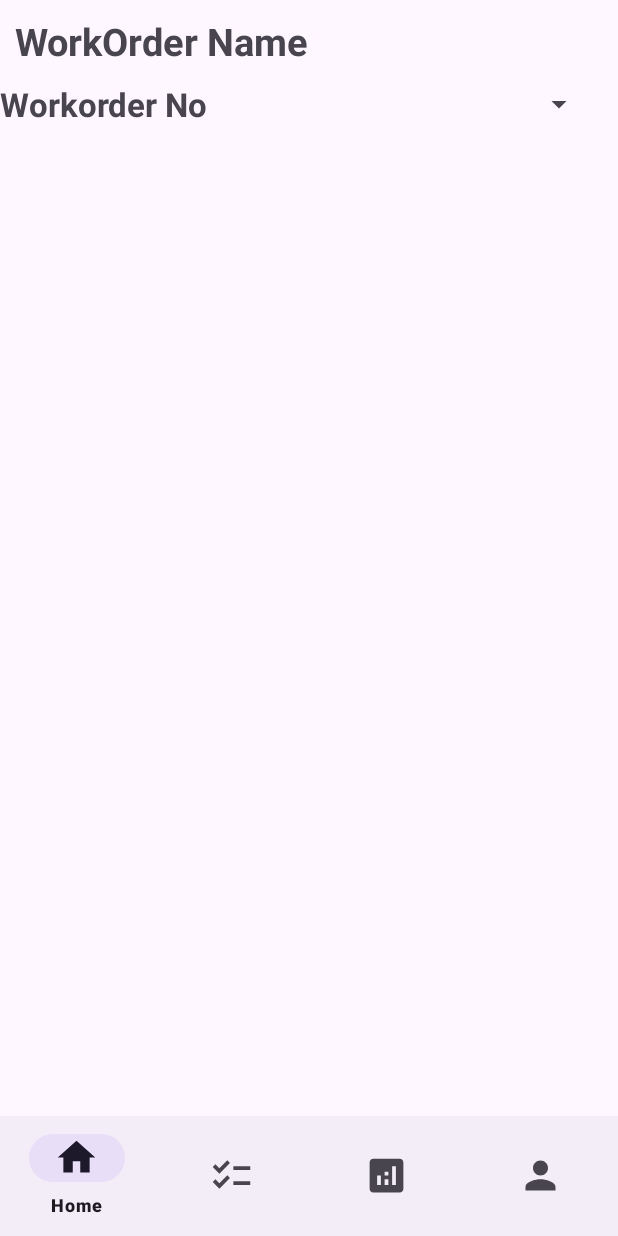
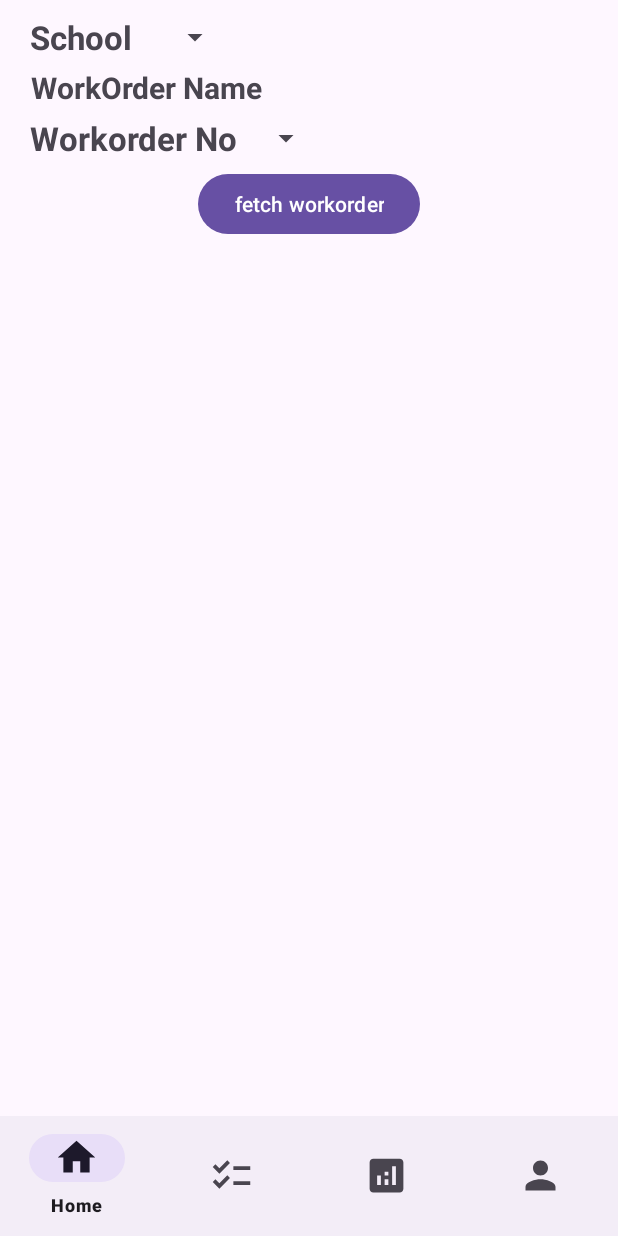
Before and after one commit to EmbeddedCreations/PWD-Kotlin, an Android app: the fragment WorkOrderSheet placed in its activity, on a phone screen of 412 x 824 dp. Run offline under Robolectric (Android 15) with nearby library versions, the phone set to English and light mode, and no system bars; libraries missing offline, so code that uses them is left out: com.github.dhaval2404.imagepicker; pictures from the network do not load; 12 statements that could not run were skipped.

Commit message:
#10 added the school dropdown and button also fixed the layout

```diff
--- a/app/src/main/java/com/example/pwd_app/viewModel/home/Home.kt
+++ b/app/src/main/java/com/example/pwd_app/viewModel/home/Home.kt
@@ -38,7 +38,7 @@ class Home : Fragment(), AdapterView.OnItemSelectedListener {
 
     //Selected variables
     var selectedSchool = "Select School"
-    var selectedWorkorder = "Select Workorder"
+    var selectedWorkorder = "Select Visit Type"
     var selectedId = ""
     var selectedBuilding = "Select Building"
 
@@ -54,7 +54,7 @@ class Home : Fragment(), AdapterView.OnItemSelectedListener {
     private lateinit var textViewAtc: TextView
     private lateinit var textViewPoOffice: TextView
     private val workorderNames =
-        arrayOf("Select Workorder", "General Inspection", "Workorder related Inspection")
+        arrayOf("Select Visit Type", "General Inspection", "Workorder related Inspection")
     private var networkStatusUtility: NetworkStatusUtility? = null
 
     @SuppressLint("SetTextI18n")
@@ -111,8 +111,6 @@ class Home : Fragment(), AdapterView.OnItemSelectedListener {
             }
         })
 
-
-
         spinnerSchool.onItemSelectedListener = this
         spinnerBuilding.onItemSelectedListener = this
         spinnerWorkorder.onItemSelectedListener = this
@@ -151,8 +149,8 @@ class Home : Fragment(), AdapterView.OnItemSelectedListener {
                     showToast("Please select a school.")
                 } else if (selectedBuilding == "Select Building") {
                     showToast("Please select a building.")
-                } else if (selectedWorkorder == "Select Workorder") {
-                    showToast("Please select a workorder.")
+                } else if (selectedWorkorder == "Select Visit Type") {
+                    showToast("Please select a visit type.")
                 } else {
                     //Set Data For Upload
                     UploadObject.SCHOOL_NAME = selectedId
@@ -225,7 +223,7 @@ class Home : Fragment(), AdapterView.OnItemSelectedListener {
                     textViewSecondDropdownTitle.visibility = View.VISIBLE
                     spinnerSecondDropdown.visibility = View.VISIBLE
                     homeViewModel.workOrders.observe(viewLifecycleOwner) { workOrderList ->
-                        val workOrders = mutableListOf("Select Work Order")
+                        val workOrders = mutableListOf("Select Visit Type")
                         workOrders.addAll(workOrderList
                             .filter { it.Unq_ID == selectedId }
                             .map { it.WorkorderNumber.toString() })
--- a/app/src/main/res/layout/workorder_checksheet.xml
+++ b/app/src/main/res/layout/workorder_checksheet.xml
@@ -1,49 +1,79 @@
 <?xml version="1.0" encoding="utf-8"?>
 <androidx.constraintlayout.widget.ConstraintLayout xmlns:android="http://schemas.android.com/apk/res/android"
+    xmlns:app="http://schemas.android.com/apk/res-auto"
     xmlns:tools="http://schemas.android.com/tools"
     android:layout_width="match_parent"
-    android:layout_height="match_parent"
-    xmlns:app="http://schemas.android.com/apk/res-auto">
+    android:layout_height="match_parent">
+
     <ScrollView
         android:layout_width="0dp"
         android:layout_height="0dp"
-        app:layout_constraintTop_toTopOf="parent"
+        android:layout_margin="10dp"
+        android:scrollbars="none"
         app:layout_constraintBottom_toBottomOf="parent"
+        app:layout_constraintEnd_toEndOf="parent"
         app:layout_constraintStart_toStartOf="parent"
-        app:layout_constraintEnd_toEndOf="parent"
-        android:scrollbars="none">
+        app:layout_constraintTop_toTopOf="parent">
+
         <LinearLayout
             android:layout_width="match_parent"
             android:layout_height="wrap_content"
             android:orientation="vertical">
 
-        <TextView
+            <LinearLayout
                 android:layout_width="match_parent"
                 android:layout_height="wrap_content"
+                android:gravity="center_vertical"
+                android:orientation="horizontal">
+
+                <TextView
+                    android:id="@+id/school"
+                    android:layout_width="wrap_content"
+                    android:layout_height="wrap_content"
+                    android:layout_marginStart="10dp"
+                    android:text="@string/schools"
+                    android:textSize="22sp"
+                    android:textStyle="bold" />
+
+                <Spinner
+                    android:id="@+id/SelectedSchool"
+                    android:layout_width="wrap_content"
+                    android:layout_height="wrap_content"
+                    android:layout_marginStart="18dp"
+                    android:textSize="22sp"
+                    app:layout_constraintEnd_toEndOf="parent"
+                    app:layout_constraintTop_toTopOf="@+id/school" />
+            </LinearLayout>
+
+            <TextView
                 android:id="@+id/WorkOrderTitle"
+                android:layout_width="match_parent"
+                android:layout_height="wrap_content"
+                android:layout_marginStart="5dp"
+                android:padding="5dp"
                 android:text="@string/workorder_name"
-            android:textSize="25sp"
-            android:textStyle="bold"
-            android:padding="10dp" />
+                android:textSize="20sp"
+                android:textStyle="bold" />
 
 
             <LinearLayout
                 android:layout_width="match_parent"
                 android:layout_height="wrap_content"
-            android:orientation="horizontal"
-            android:gravity="center_vertical">
+                android:gravity="center_vertical"
+                android:orientation="horizontal">
 
                 <TextView
                     android:id="@+id/DropdownTitle"
                     android:layout_width="wrap_content"
                     android:layout_height="wrap_content"
-                android:text="Workorder No"
+                    android:layout_marginStart="10dp"
+                    android:text="@string/workorder_no"
                     android:textSize="22sp"
                     android:textStyle="bold" />
 
                 <Spinner
                     android:id="@+id/workOrder"
-                android:layout_width="250dp"
+                    android:layout_width="wrap_content"
                     android:layout_height="wrap_content"
                     android:layout_marginStart="8dp"
                     android:textSize="22sp"
@@ -51,18 +81,26 @@
                     app:layout_constraintTop_toTopOf="@+id/textViewSecondDropdownTitle" />
             </LinearLayout>
 
+            <Button
+                android:id="@+id/fetchWorkorder"
+                android:layout_width="wrap_content"
+                android:layout_height="wrap_content"
+                android:layout_gravity="center"
+                android:layout_margin="5dp"
+                android:text="@string/fetch_workorder" />
+
             <HorizontalScrollView
                 android:layout_width="match_parent"
                 android:layout_height="wrap_content"
-            android:scrollbars="none"
-            android:layout_marginTop="10dp">
+                android:layout_marginTop="5dp"
+                android:scrollbars="none">
 
                 <TableLayout
                     android:id="@+id/tableLayout"
                     android:layout_width="wrap_content"
                     android:layout_height="wrap_content"
+                    android:layout_margin="16dp"
                     android:stretchColumns="*"
-                android:layout_margin="16dp"
                     tools:ignore="MissingConstraints">
 
                 </TableLayout>
--- a/app/src/main/res/values/strings.xml
+++ b/app/src/main/res/values/strings.xml
@@ -42,4 +42,7 @@
     <string name="edit_details">Edit details</string>
     <string name="here_the_predefined_text_would_be_displayed">here the predefined text would be displayed</string>
     <string name="please_update_the_description">Please update the description</string>
+    <string name="workorder_no">Workorder No</string>
+    <string name="schools">School</string>
+    <string name="fetch_workorder">fetch workorder</string>
 </resources>
```
Lines whose indentation alone changed are shown as unchanged.
